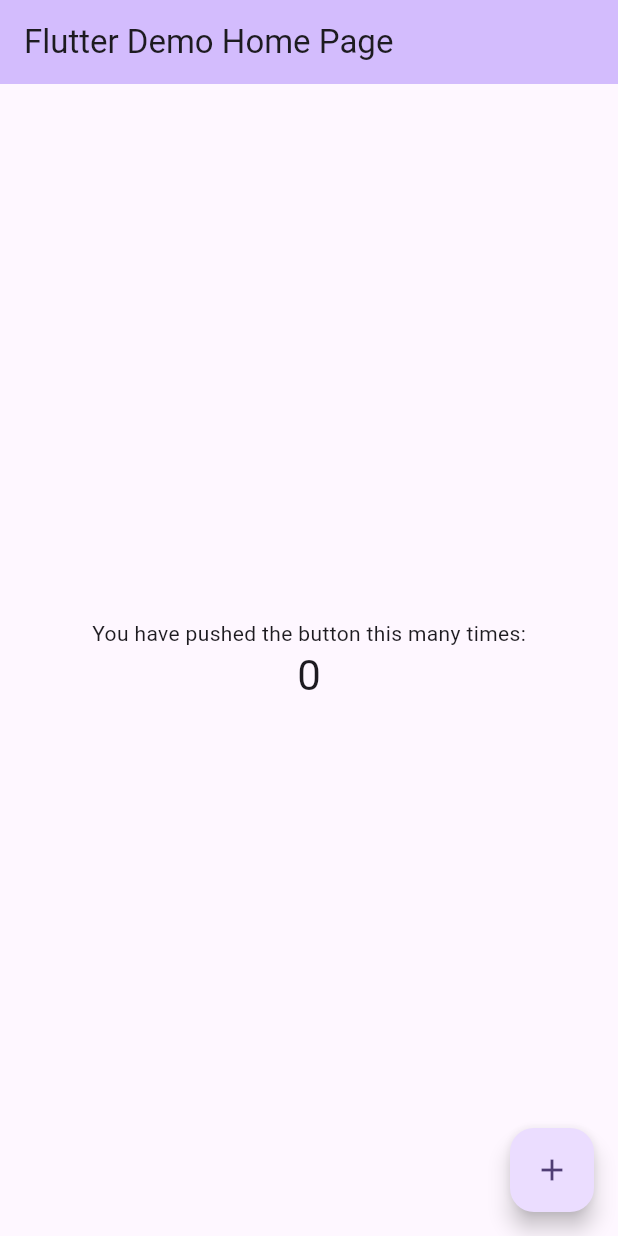
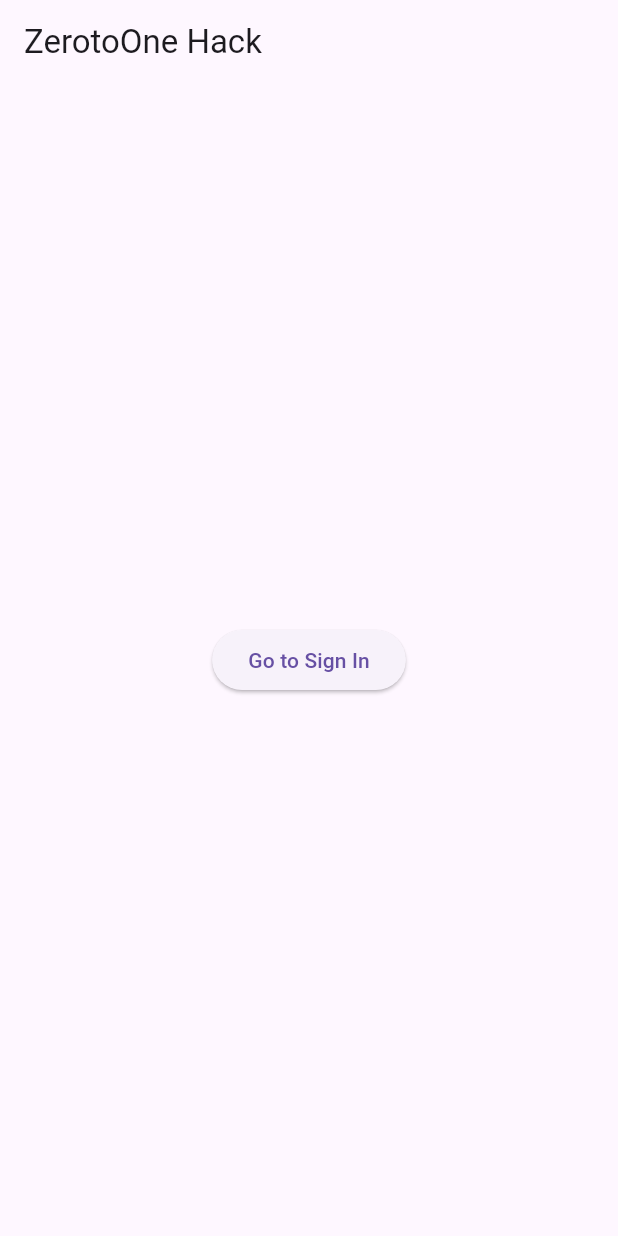
Before and after one commit to joyehuang/ZerotoOne-Hack, a Flutter app: the screen it shows after launch, on a phone screen of 412 x 824 dp. Run offline on Flutter 3.47's test engine with Material 3 defaults, Android fonts, the phone set to English and light mode, and no system bars.

Commit message:
initial page

```diff
--- a/ZerotoOne Hack/lib/main.dart
+++ b/ZerotoOne Hack/lib/main.dart
@@ -1,4 +1,7 @@
 import 'package:flutter/material.dart';
+import 'package:my_flutter_app/page/login.dart';
+import 'page/sign-in.dart';
+import 'page/information-square.dart';
 
 void main() {
   runApp(const MyApp());
@@ -7,119 +10,32 @@ void main() {
 class MyApp extends StatelessWidget {
   const MyApp({super.key});
 
-  // This widget is the root of your application.
   @override
   Widget build(BuildContext context) {
     return MaterialApp(
-      title: 'Flutter Demo',
-      theme: ThemeData(
-        // This is the theme of your application.
-        //
-        // TRY THIS: Try running your application with "flutter run". You'll see
-        // the application has a purple toolbar. Then, without quitting the app,
-        // try changing the seedColor in the colorScheme below to Colors.green
-        // and then invoke "hot reload" (save your changes or press the "hot
-        // reload" button in a Flutter-supported IDE, or press "r" if you used
-        // the command line to start the app).
-        //
-        // Notice that the counter didn't reset back to zero; the application
-        // state is not lost during the reload. To reset the state, use hot
-        // restart instead.
-        //
-        // This works for code too, not just values: Most code changes can be
-        // tested with just a hot reload.
-        colorScheme: ColorScheme.fromSeed(seedColor: Colors.deepPurple),
-        useMaterial3: true,
-      ),
-      home: const MyHomePage(title: 'Flutter Demo Home Page'),
+      home: MainPage(),
     );
   }
 }
 
-class MyHomePage extends StatefulWidget {
-  const MyHomePage({super.key, required this.title});
-
-  // This widget is the home page of your application. It is stateful, meaning
-  // that it has a State object (defined below) that contains fields that affect
-  // how it looks.
-
-  // This class is the configuration for the state. It holds the values (in this
-  // case the title) provided by the parent (in this case the App widget) and
-  // used by the build method of the State. Fields in a Widget subclass are
-  // always marked "final".
-
-  final String title;
-
-  @override
-  State<MyHomePage> createState() => _MyHomePageState();
-}
-
-class _MyHomePageState extends State<MyHomePage> {
-  int _counter = 0;
-
-  void _incrementCounter() {
-    setState(() {
-      // This call to setState tells the Flutter framework that something has
-      // changed in this State, which causes it to rerun the build method below
-      // so that the display can reflect the updated values. If we changed
-      // _counter without calling setState(), then the build method would not be
-      // called again, and so nothing would appear to happen.
-      _counter++;
-    });
-  }
-
+class MainPage extends StatelessWidget {
   @override
   Widget build(BuildContext context) {
-    // This method is rerun every time setState is called, for instance as done
-    // by the _incrementCounter method above.
-    //
-    // The Flutter framework has been optimized to make rerunning build methods
-    // fast, so that you can just rebuild anything that needs updating rather
-    // than having to individually change instances of widgets.
     return Scaffold(
       appBar: AppBar(
-        // TRY THIS: Try changing the color here to a specific color (to
-        // Colors.amber, perhaps?) and trigger a hot reload to see the AppBar
-        // change color while the other colors stay the same.
-        backgroundColor: Theme.of(context).colorScheme.inversePrimary,
-        // Here we take the value from the MyHomePage object that was created by
-        // the App.build method, and use it to set our appbar title.
-        title: Text(widget.title),
+        title: const Text('ZerotoOne Hack'),
       ),
       body: Center(
-        // Center is a layout widget. It takes a single child and positions it
-        // in the middle of the parent.
-        child: Column(
-          // Column is also a layout widget. It takes a list of children and
-          // arranges them vertically. By default, it sizes itself to fit its
-          // children horizontally, and tries to be as tall as its parent.
-          //
-          // Column has various properties to control how it sizes itself and
-          // how it positions its children. Here we use mainAxisAlignment to
-          // center the children vertically; the main axis here is the vertical
-          // axis because Columns are vertical (the cross axis would be
-          // horizontal).
-          //
-          // TRY THIS: Invoke "debug painting" (choose the "Toggle Debug Paint"
-          // action in the IDE, or press "p" in the console), to see the
-          // wireframe for each widget.
-          mainAxisAlignment: MainAxisAlignment.center,
-          children: <Widget>[
-            const Text(
-              'You have pushed the button this many times:',
-            ),
-            Text(
-              '$_counter',
-              style: Theme.of(context).textTheme.headlineMedium,
-            ),
-          ],
+        child: ElevatedButton(
+          child: const Text('Go to Sign In'),
+          onPressed: () {
+            Navigator.push(
+              context,
+              MaterialPageRoute(builder: (context) => const SignIn()),
+            );
+          },
         ),
       ),
-      floatingActionButton: FloatingActionButton(
-        onPressed: _incrementCounter,
-        tooltip: 'Increment',
-        child: const Icon(Icons.add),
-      ), // This trailing comma makes auto-formatting nicer for build methods.
     );
   }
 }
```
Also changed, not shown: ZerotoOne Hack/lib/page/help-form.dart (added, +22 -0 lines), ZerotoOne Hack/lib/page/home-page.dart (added, +42 -0 lines), ZerotoOne Hack/lib/page/information-square.dart (added, +38 -0 lines), ZerotoOne Hack/lib/page/login.dart (added, +33 -0 lines), ZerotoOne Hack/lib/page/personal-profile.dart (added, +22 -0 lines), ZerotoOne Hack/lib/page/sign-in.dart (added, +42 -0 lines), ZerotoOne Hack/lib/page/chat.dart (added).
